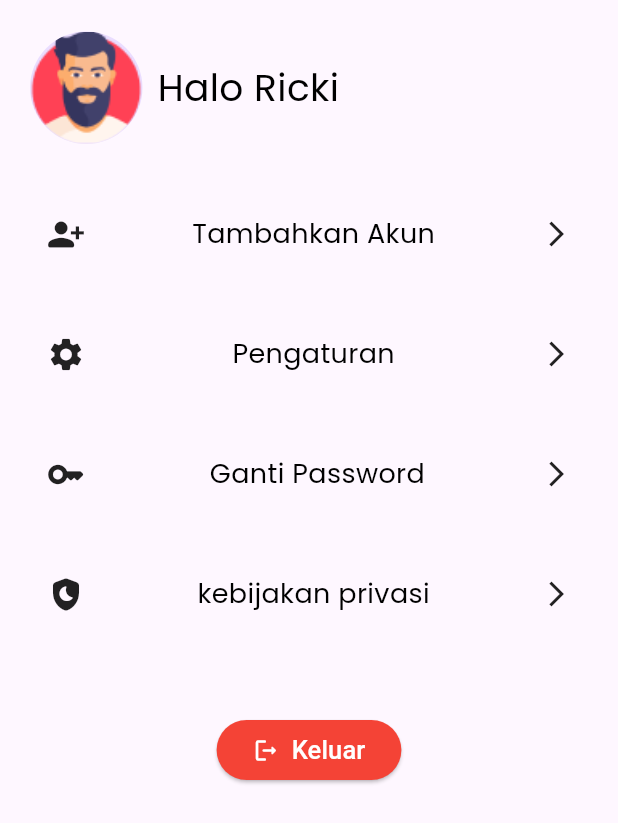
After one commit to amccamikom/amcc-mobile-2023, a Flutter app: the Profilepage screen opened directly, on a phone screen of 412 x 824 dp. The commit adds this screen. Shown: the top 823 px of the screen. Run offline on Flutter 3.47's test engine with Material 3 defaults, Android fonts, the light colour scheme and no system bars; our stand-ins replace google_fonts.

Commit message:
pelatihan-9
perlu review @RzkyAul30

```diff
--- a/lib/pages/home_page.dart
+++ b/lib/pages/home_page.dart
@@ -1,12 +1,18 @@
+import 'package:libraryplus/pages/profilePage.dart';
 import 'package:flutter/material.dart';
 import 'package:flutter/services.dart';
 import 'package:libraryplus/theme.dart';
 import 'package:libraryplus/widgets/home_book_items.dart';
 import 'package:libraryplus/widgets/home_menu_items.dart';
 
-class HomePage extends StatelessWidget {
+class HomePage extends StatefulWidget {
   const HomePage({super.key});
 
+  @override
+  State<HomePage> createState() => _HomePageState();
+}
+
+class _HomePageState extends State<HomePage> {
   @override
   Widget build(BuildContext context) {
     SystemChrome.setSystemUIOverlayStyle(SystemUiOverlayStyle(
@@ -32,13 +38,18 @@ class HomePage extends StatelessWidget {
                     children: [
                       Row(
                         children: [
-                          Container(
+                          GestureDetector(
+                            onTap: () {
+                              Navigator.push(context, MaterialPageRoute(builder: (context) => Profilepage()));
+                            },
+                            child: Container(
                               width: 40,
                               height: 40,
                               decoration: const BoxDecoration(
                                 shape: BoxShape.circle,
                                 image: DecorationImage(
                                   image: AssetImage('assets/ic_profile.png'),
+                                ),
                               ),
                             ),
                           ),
@@ -57,7 +68,7 @@ class HomePage extends StatelessWidget {
                                 width: 2,
                               ),
                               Text(
-                                'Difa',
+                                'Ricki',
                                 style: whiteTextStyle.copyWith(
                                   fontSize: 16,
                                   fontWeight: semiBold,
--- /dev/null
+++ b/lib/pages/profilePage.dart
@@ -0,0 +1,130 @@
+import 'package:flutter/material.dart';
+import 'package:libraryplus/theme.dart';
+import 'package:flutter/services.dart';
+
+class Profilepage extends StatelessWidget {
+  const Profilepage({super.key});
+
+  @override
+  Widget build(BuildContext context) {
+    return Scaffold(
+      body: ListView(
+        children: [
+          Column(
+            children: [
+              const SizedBox(
+                height: 21,
+              ),
+              Row(
+                children: [
+                  Padding(
+                    padding: const EdgeInsets.only(left: 20),
+                    child: const SizedBox(
+                      width: 75,
+                      height: 75,
+                      child: CircleAvatar(radius: 100,backgroundImage: AssetImage('assets/ic_profile.png'),),
+                    ),
+                  ),
+                  Padding(
+                    padding: const EdgeInsets.only(left: 10),
+                    child: Text('Halo Ricki',
+                    style: blackTextStyle.copyWith(fontSize: 25,),
+                    ),
+                  )
+                ],
+              ),
+              const SizedBox(
+                height: 40,
+              ),
+               SizedBox(
+                height: 40,
+                width: 350,
+                child: Row(
+                  mainAxisAlignment: MainAxisAlignment.spaceBetween,
+                  children: [
+                    const Icon(Icons.person_add_alt_1_rounded, size: 26,),
+                    Text('Tambahkan Akun',
+                    style: blackTextStyle.copyWith(fontSize: 18)),
+                    const Icon(Icons.arrow_forward_ios, size: 20,)
+                  ],
+                ),
+              ),
+              const SizedBox(
+                height: 40,
+              ),
+               SizedBox(
+                height: 40,
+                width: 350,
+                child: Row(
+                  mainAxisAlignment: MainAxisAlignment.spaceBetween,
+                  children: [
+                    const Icon(Icons.settings, size: 26,),
+                    Text('Pengaturan',
+                    style: blackTextStyle.copyWith(fontSize: 18)),
+                    const Icon(Icons.arrow_forward_ios, size: 20,)
+                  ],
+                ),
+              ),
+              const SizedBox(
+                height: 40,
+              ),
+               SizedBox(
+                height: 40,
+                width: 350,
+                child: Row(
+                  mainAxisAlignment: MainAxisAlignment.spaceBetween,
+                  children: [
+                    const Icon(Icons.key_rounded, size: 26,),
+                    Text(' Ganti Password',
+                    style: blackTextStyle.copyWith(fontSize: 18)),
+                    const Icon(Icons.arrow_forward_ios, size: 20,)
+                  ],
+                ),
+              ),
+              const SizedBox(
+                height: 40,
+              ),
+               SizedBox(
+                height: 40,
+                width: 350,
+                child: Row(
+                  mainAxisAlignment: MainAxisAlignment.spaceBetween,
+                  children: [
+                    const Icon(Icons.shield_moon_rounded, size: 26,),
+                    Text('kebijakan privasi',
+                    style: blackTextStyle.copyWith(fontSize: 18)),
+                    const Icon(Icons.arrow_forward_ios, size: 20,)
+                  ],
+                ),
+              ),
+                Padding(
+                padding: const EdgeInsets.only(top: 60),
+                  child: ElevatedButton(
+                    onPressed: () {
+                      SystemNavigator.pop();
+                    },
+                    style: ElevatedButton.styleFrom(
+                      backgroundColor: Colors.red,
+                    ),
+                    child: Row(
+                      mainAxisSize: MainAxisSize.min, // Adjusts the size of the button to fit its content
+                      mainAxisAlignment: MainAxisAlignment.center, // Centers the content
+                      children: [
+                        Icon(Icons.logout_rounded, color: Colors.white),
+                        SizedBox(width: 8), // Adds space between the icon and the text
+                        Text(
+                          'Keluar',
+                          style: TextStyle(fontSize: 17, color: Colors.white),
+                        ),
+                      ],
+                    ),
+
+                  ),
+                )
+            ],
+          )
+        ],
+      ),
+    );
+  }
+}
```
Also changed, not shown: 1 other file. Lines whose indentation alone changed are shown as unchanged.
